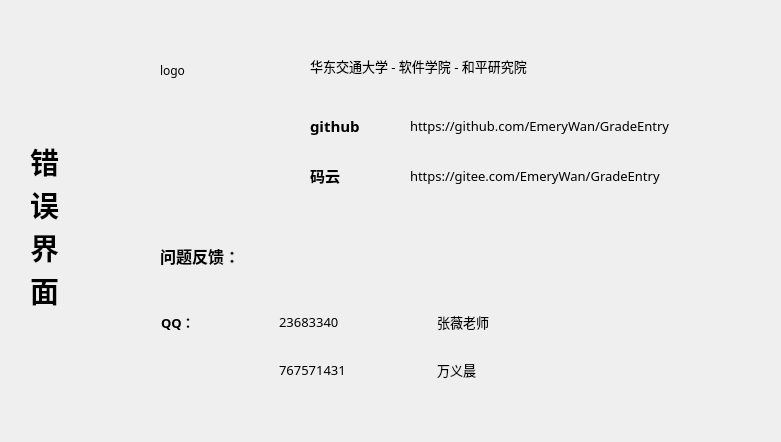
This is ui/AboutWindow.ui in EmeryWan/GradeEntry as Qt 5 draws it before an edit. The edited form follows.
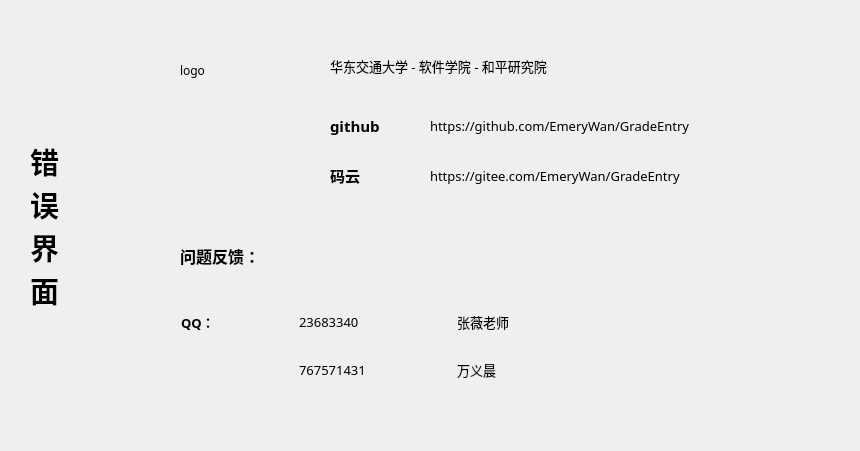
This is the edited form.

Patch:
```diff
--- a/ui/AboutWindow.ui
+++ b/ui/AboutWindow.ui
@@ -6,22 +6,10 @@
    <rect>
     <x>0</x>
     <y>0</y>
-    <width>781</width>
-    <height>442</height>
+    <width>860</width>
+    <height>451</height>
    </rect>
   </property>
-  <property name="minimumSize">
-   <size>
-    <width>781</width>
-    <height>442</height>
-   </size>
-  </property>
-  <property name="maximumSize">
-   <size>
-    <width>781</width>
-    <height>442</height>
-   </size>
-  </property>
   <property name="font">
    <font>
     <family>微软雅黑</family>
@@ -33,7 +21,7 @@
   <widget class="QLabel" name="label_logo">
    <property name="geometry">
     <rect>
-     <x>160</x>
+     <x>180</x>
      <y>30</y>
      <width>81</width>
      <height>81</height>
@@ -63,7 +51,7 @@
   <widget class="QLabel" name="label_2">
    <property name="geometry">
     <rect>
-     <x>310</x>
+     <x>330</x>
      <y>50</y>
      <width>331</width>
      <height>31</height>
@@ -82,7 +70,7 @@
   <widget class="QLabel" name="label_3">
    <property name="geometry">
     <rect>
-     <x>160</x>
+     <x>180</x>
      <y>230</y>
      <width>231</width>
      <height>51</height>
@@ -103,7 +91,7 @@
   <widget class="QLabel" name="label_11">
    <property name="geometry">
     <rect>
-     <x>310</x>
+     <x>330</x>
      <y>110</y>
      <width>81</width>
      <height>31</height>
@@ -124,7 +112,7 @@
   <widget class="QLabel" name="label_12">
    <property name="geometry">
     <rect>
-     <x>310</x>
+     <x>330</x>
      <y>160</y>
      <width>71</width>
      <height>31</height>
@@ -168,7 +156,7 @@
   <widget class="QWidget" name="layoutWidget">
    <property name="geometry">
     <rect>
-     <x>160</x>
+     <x>180</x>
      <y>300</y>
      <width>449</width>
      <height>91</height>
@@ -307,9 +295,9 @@
   <widget class="QLabel" name="label">
    <property name="geometry">
     <rect>
-     <x>410</x>
+     <x>430</x>
      <y>110</y>
-     <width>321</width>
+     <width>421</width>
      <height>31</height>
     </rect>
    </property>
@@ -325,9 +313,9 @@
   <widget class="QLabel" name="label_4">
    <property name="geometry">
     <rect>
-     <x>410</x>
+     <x>430</x>
      <y>160</y>
-     <width>321</width>
+     <width>421</width>
      <height>31</height>
     </rect>
    </property>
```
